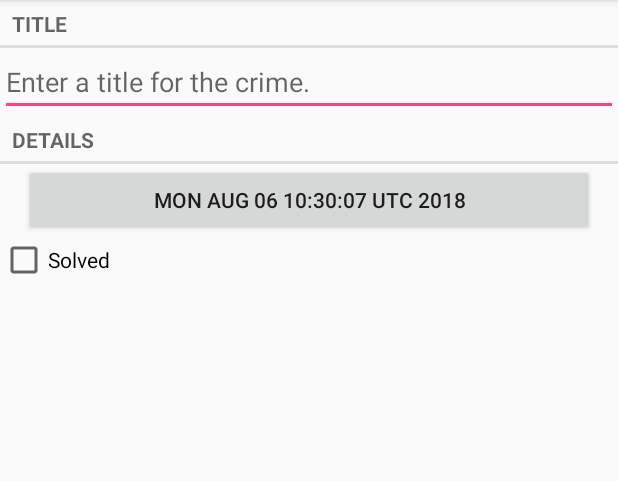
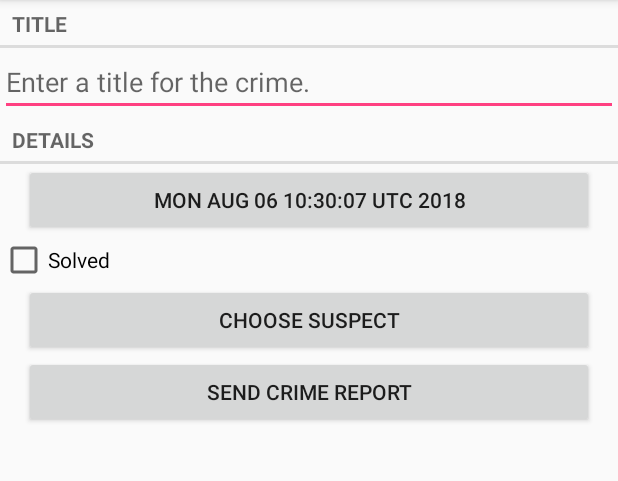
Before and after one commit to chen4393c/CriminalIntent, an Android app: the screen it shows after launch (CrimePagerActivity), after a tap on "New Crime", on a phone screen of 412 x 824 dp, the part 84-565 px from its top. Run offline under Robolectric (Android 15) with nearby library versions, the phone set to English and light mode, and no system bars.

Commit message:
Adding a Suspect to the Model Layer

```diff
--- a/app/src/main/java/com/bignerdranch/android/criminalintent/model/Crime.java
+++ b/app/src/main/java/com/bignerdranch/android/criminalintent/model/Crime.java
@@ -9,6 +9,7 @@ public class Crime {
     private String mTitle;
     private Date mDate;
     private boolean mSolved;
+    private String mSuspect;
 
     public Crime() {
         this(UUID.randomUUID());
@@ -46,4 +47,12 @@ public class Crime {
     public void setSolved(boolean solved) {
         mSolved = solved;
     }
+
+    public String getSuspect() {
+        return mSuspect;
+    }
+
+    public void setSuspect(String suspect) {
+        mSuspect = suspect;
+    }
 }
--- a/app/src/main/java/com/bignerdranch/android/criminalintent/model/CrimeLab.java
+++ b/app/src/main/java/com/bignerdranch/android/criminalintent/model/CrimeLab.java
@@ -114,6 +114,7 @@ public class CrimeLab {
         values.put(CrimeTable.Cols.TITLE, crime.getTitle());
         values.put(CrimeTable.Cols.DATE, crime.getDate().getTime());
         values.put(CrimeTable.Cols.SOLVED, crime.isSolved() ? 1 : 0);
+        values.put(CrimeTable.Cols.SUSPECT, crime.getSuspect());
 
         return values;
     }
--- a/app/src/main/java/com/bignerdranch/android/criminalintent/model/database/CrimeBaseHelper.java
+++ b/app/src/main/java/com/bignerdranch/android/criminalintent/model/database/CrimeBaseHelper.java
@@ -22,7 +22,8 @@ public class CrimeBaseHelper extends SQLiteOpenHelper {
                 CrimeTable.Cols.UUID + ", " +
                 CrimeTable.Cols.TITLE + ", " +
                 CrimeTable.Cols.DATE + ", " +
-                CrimeTable.Cols.SOLVED +
+                CrimeTable.Cols.SOLVED + ", " +
+                CrimeTable.Cols.SUSPECT +
                 ")"
         );
     }
--- a/app/src/main/java/com/bignerdranch/android/criminalintent/model/database/CrimeCursorWrapper.java
+++ b/app/src/main/java/com/bignerdranch/android/criminalintent/model/database/CrimeCursorWrapper.java
@@ -19,11 +19,13 @@ public class CrimeCursorWrapper extends CursorWrapper {
         String title = getString(getColumnIndex(CrimeTable.Cols.TITLE));
         long date = getLong(getColumnIndex(CrimeTable.Cols.DATE));
         int isSolved = getInt(getColumnIndex(CrimeTable.Cols.SOLVED));
+        String suspect = getString(getColumnIndex(CrimeTable.Cols.SUSPECT));
 
         Crime crime = new Crime(UUID.fromString(uuidString));
         crime.setTitle(title);
         crime.setDate(new Date(date));
         crime.setSolved(isSolved != 0);
+        crime.setSuspect(suspect);
 
         return crime;
     }
--- a/app/src/main/java/com/bignerdranch/android/criminalintent/model/database/CrimeDBSchema.java
+++ b/app/src/main/java/com/bignerdranch/android/criminalintent/model/database/CrimeDBSchema.java
@@ -9,6 +9,7 @@ public class CrimeDBSchema {
             public static final String TITLE = "title";
             public static final String DATE = "date";
             public static final String SOLVED = "solved";
+            public static final String SUSPECT = "suspect";
         }
     }
 }
--- a/app/src/main/res/layout/fragment_crime.xml
+++ b/app/src/main/res/layout/fragment_crime.xml
@@ -35,4 +35,20 @@
         android:layout_height="wrap_content"
         android:text="@string/crime_solved_label"/>
 
+    <Button
+        android:id="@+id/crime_suspect"
+        android:layout_width="match_parent"
+        android:layout_height="wrap_content"
+        android:layout_marginLeft="16dp"
+        android:layout_marginRight="16dp"
+        android:text="@string/crime_suspect_text"/>
+
+    <Button
+        android:id="@+id/crime_report"
+        android:layout_width="match_parent"
+        android:layout_height="wrap_content"
+        android:layout_marginLeft="16dp"
+        android:layout_marginRight="16dp"
+        android:text="@string/crime_report_text"/>
+
 </LinearLayout>
--- a/app/src/main/res/values/strings.xml
+++ b/app/src/main/res/values/strings.xml
@@ -10,5 +10,7 @@
     <string name="hide_subtitle">Hide Subtitle</string>
     <string name="subtitle_format">%1$d crimes</string>
     <string name="delete_crime">Delete Crime</string>
+    <string name="crime_suspect_text">Choose Suspect</string>
+    <string name="crime_report_text">Send Crime Report</string>
 
 </resources>
```
